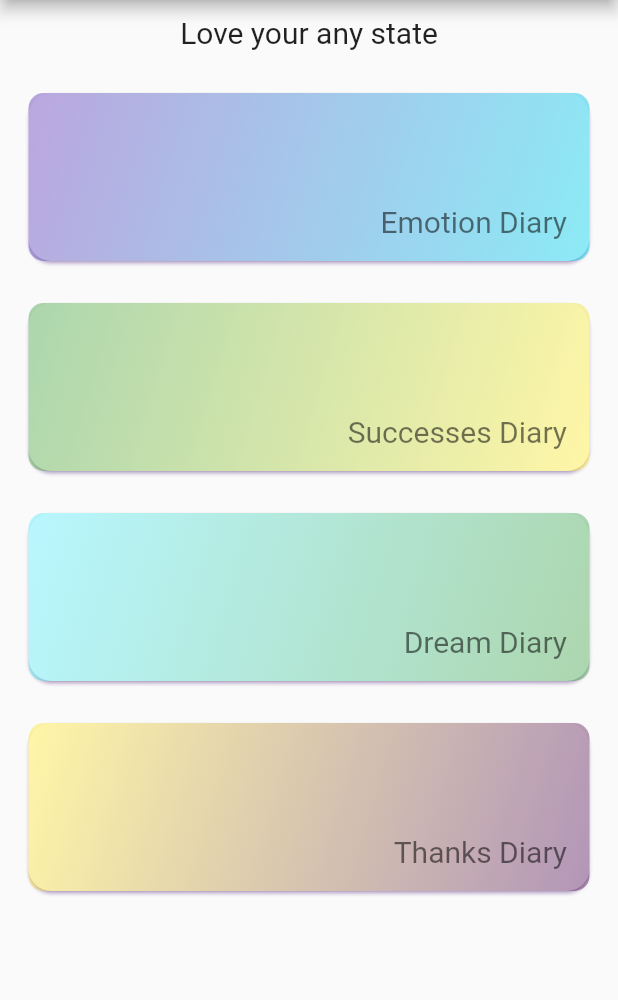
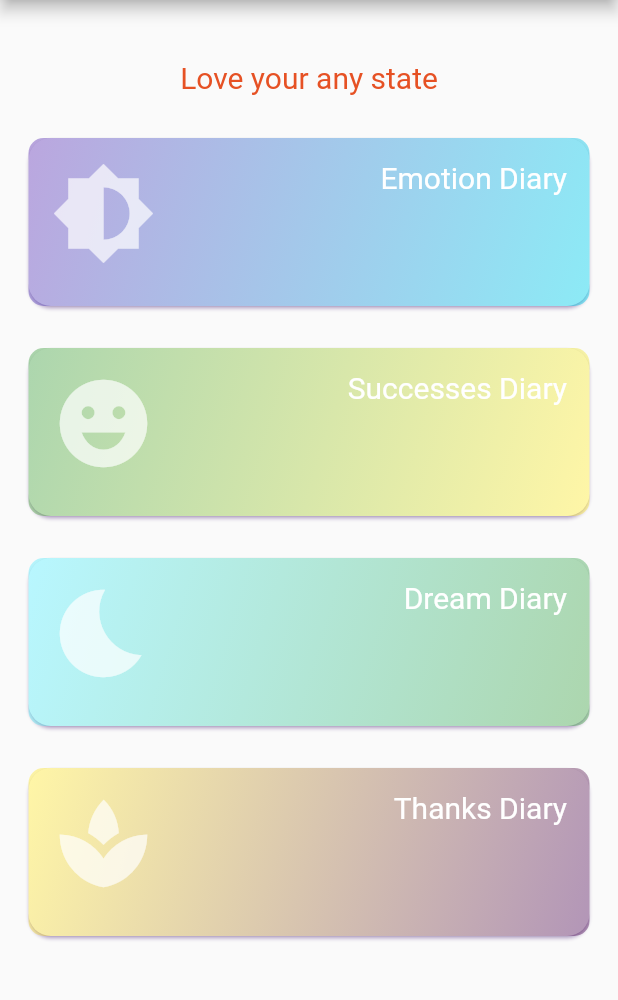
Before and after one commit to npavelko/self-therapy-diaries-v1, a Flutter app: the screen it shows once a user with an empty profile is signed in, on a phone screen of 412 x 824 dp, the part 84-1084 px from its top. Run offline on Flutter 3.47's test engine with Material 2 defaults, Android fonts, the phone set to English and light mode, and no system bars; our stand-ins replace cloud_firestore, email_validator, firebase_auth, firebase_core, fluttertoast, get_it and 2 more; missing offline and left inert: dart:ffi; accounts and stored records are empty.

Commit message:
added user_settings and a few changes into diary_item

```diff
--- a/lib/main.dart
+++ b/lib/main.dart
@@ -2,6 +2,8 @@ import 'package:flutter/material.dart';
 import 'package:get_it/get_it.dart';
 import 'package:firebase_core/firebase_core.dart';
 import 'package:firebase_auth/firebase_auth.dart';
+import 'package:self_therapy_diaries/screens/field_settings_screen.dart';
+import 'package:self_therapy_diaries/screens/user_settings_screen.dart';
 
 import 'screens/diaries_screen.dart';
 import './screens/add_new_entry_screen.dart';
@@ -26,6 +28,7 @@ void main() async {
 
 class MyApp extends StatelessWidget {
   static const Color colorMain = Color.fromRGBO(160, 108, 213, .9);
+  static const Color secondaryColor = Color.fromARGB(255, 230, 81, 36);
 
   @override
   Widget build(BuildContext context) {
@@ -84,6 +87,10 @@ class MyApp extends StatelessWidget {
             AddNewEntrySceeen.routeName: (ctx) => AddNewEntrySceeen(),
             ShowEditEntryScreen.routeName: (ctx) => ShowEditEntryScreen(),
             DiariesScreen.routeName: (ctx) => DiariesScreen(),
+            UserSettingsScreen.routeName: (ctx) => UserSettingsScreen(),
+            FieldSettingsScreen.routeName: (ctx) => FieldSettingsScreen(
+                  data: '',
+                ),
           });
     });
   }
--- a/lib/model/user_of_diaries.dart
+++ b/lib/model/user_of_diaries.dart
@@ -3,4 +3,5 @@
 class UserOfDiaries {
   static String name = '';
   static String lastname = '';
+  static String email = '';
 }
--- a/lib/screens/add_new_entry_screen.dart
+++ b/lib/screens/add_new_entry_screen.dart
@@ -14,6 +14,7 @@ class _AddNewEntrySceeenState extends State<AddNewEntrySceeen> {
   final _date = DateTime.now();
   var _title = '';
   var _entryText = '';
+  String formattedDate = '';
 
   String _formatter(DateTime dateTime) {
     DateFormat dateFormat = DateFormat.yMEd();
@@ -63,7 +64,6 @@ class _AddNewEntrySceeenState extends State<AddNewEntrySceeen> {
                   },
                 ),
                 const Padding(padding: EdgeInsets.only(bottom: 8)),
-                // add CalendarDatePicker(),
                 Text(
                   _formatter(_date),
                   style: const TextStyle(color: Colors.grey),
--- a/lib/screens/auth_screen.dart
+++ b/lib/screens/auth_screen.dart
@@ -32,7 +32,7 @@ class _AuthScreenState extends State<AuthScreen> {
       } else {
         _userId = await GetIt.instance
             .get<FirebaseService>()
-            .createUser(email, password);
+            .createUser(email, password, userName, userLastname);
         await GetIt.instance
             .get<FirebaseService>()
             .setCollectionUser(userName, userLastname, email, _userId);
--- a/lib/screens/diaries_screen.dart
+++ b/lib/screens/diaries_screen.dart
@@ -1,6 +1,7 @@
 import 'package:flutter/material.dart';
 import 'package:get_it/get_it.dart';
 import 'package:self_therapy_diaries/diaries_drawer.dart';
+import 'package:self_therapy_diaries/main.dart';
 import 'package:self_therapy_diaries/model/user_of_diaries.dart';
 import 'package:self_therapy_diaries/service/firebase_service.dart';
 
@@ -15,55 +16,31 @@ class DiariesScreen extends StatefulWidget {
 }
 
 class _DiariesScreenState extends State<DiariesScreen> {
+  String? name = '';
   @override
   void initState() {
     super.initState();
     getUserData();
+    getUserDisplayName();
+  }
+
+  void getUserDisplayName() {
+    name = GetIt.instance.get<FirebaseService>().getUserDisplayName();
   }
 
   void getUserData() async {
-    await GetIt.instance.get<FirebaseService>().getUserNameAndLastname();
-    setState(() {});
+    GetIt.instance.get<FirebaseService>().getUserAccountData();
+    //setState(() {});
   }
 
   @override
   Widget build(BuildContext context) {
     return Scaffold(
       drawer: DiariesDrawer(
-        UserOfDiaries.name + ' ' + UserOfDiaries.lastname,
+        name,
+        // UserOfDiaries.name + ' ' + UserOfDiaries.lastname,
       ),
       appBar: AppBar(
-        /*  actions: [
-          DropdownButton(
-            icon: Icon(
-              Icons.more_vert,
-              color: Theme.of(context).primaryIconTheme.color,
-            ),
-            items: [
-              DropdownMenuItem(
-                child: Row(
-                  children: [
-                    Icon(
-                      Icons.exit_to_app,
-                      color: Theme.of(context).primaryColor,
-                    ),
-                    const SizedBox(width: 6),
-                    Text(
-                      'Logout',
-                      style: TextStyle(color: Theme.of(context).primaryColor),
-                    ),
-                  ],
-                ),
-                value: 'logout',
-              ),
-            ],
-            onChanged: (itemIdentifier) {
-              if (itemIdentifier == 'logout') {
-                GetIt.instance.get<FirebaseService>().singOut();
-              }
-            },
-          ),
-        ], */
         title: const Text(
           'Therapy Diaries',
           style: TextStyle(color: Colors.white),
@@ -71,6 +48,7 @@ class _DiariesScreenState extends State<DiariesScreen> {
       ),
       body: Column(
         children: [
+          const SizedBox(height: 30),
           Container(
             padding: const EdgeInsets.all(10),
             child: const Center(
@@ -78,6 +56,7 @@ class _DiariesScreenState extends State<DiariesScreen> {
                 'Love your any state',
                 style: TextStyle(
                   fontSize: 20,
+                  color: MyApp.secondaryColor,
                 ),
               ),
             ),
@@ -90,6 +69,7 @@ class _DiariesScreenState extends State<DiariesScreen> {
                         diary.id,
                         diary.title,
                         diary.linearGradient,
+                        diary.icon,
                       ))
                   .toList(),
               gridDelegate: const SliverGridDelegateWithMaxCrossAxisExtent(
--- a/lib/screens/entries_list_screen.dart
+++ b/lib/screens/entries_list_screen.dart
@@ -3,6 +3,7 @@ import 'package:get_it/get_it.dart';
 import 'package:fluttertoast/fluttertoast.dart';
 
 import 'package:self_therapy_diaries/diaries_drawer.dart';
+import 'package:self_therapy_diaries/main.dart';
 import 'package:self_therapy_diaries/model/user_of_diaries.dart';
 import 'package:self_therapy_diaries/screens/add_new_entry_screen.dart';
 import 'package:self_therapy_diaries/service/firebase_service.dart';
@@ -19,7 +20,7 @@ class _EntriesListScreenState extends State<EntriesListScreen> {
   void _addNewEnrty(
     BuildContext ctx,
     String selectedDiaryId,
-    selectedDiaryTitle,
+    String selectedDiaryTitle,
   ) {
     Navigator.pushNamed(ctx, AddNewEntrySceeen.routeName, arguments: {
       'id': selectedDiaryId,
@@ -34,7 +35,7 @@ class _EntriesListScreenState extends State<EntriesListScreen> {
         msg: "Deleted", // message
         toastLength: Toast.LENGTH_SHORT, // length
         gravity: ToastGravity.BOTTOM,
-        backgroundColor: Colors.deepOrange, // location
+        backgroundColor: MyApp.secondaryColor, // location
       );
     });
   }
--- a/lib/widgets/diary_item.dart
+++ b/lib/widgets/diary_item.dart
@@ -6,8 +6,9 @@ class DiaryItem extends StatelessWidget {
   final String diaryId;
   final String diaryTitle;
   final LinearGradient diaryGradient;
+  final IconData iconData;
 
-  DiaryItem(this.diaryId, this.diaryTitle, this.diaryGradient);
+  DiaryItem(this.diaryId, this.diaryTitle, this.diaryGradient, this.iconData);
 
   void selectedDiary(BuildContext ctx) {
     Navigator.of(ctx).pushNamed(EntriesListScreen.routeName,
@@ -19,19 +20,27 @@ class DiaryItem extends StatelessWidget {
     return InkWell(
       onTap: () => selectedDiary(context),
       child: Card(
-        shadowColor: MyApp.colorMain,
+        shadowColor: MyApp.colorMain, //?
         //elevation: 15,
         shape: RoundedRectangleBorder(
           borderRadius: BorderRadius.circular(15),
         ),
         child: Container(
           child: Row(
-            mainAxisAlignment: MainAxisAlignment.end,
+            mainAxisAlignment: MainAxisAlignment.spaceBetween,
             crossAxisAlignment: CrossAxisAlignment.end,
+            verticalDirection: VerticalDirection.up,
             children: [
+              IconTheme(
+                data: const IconThemeData(
+                  color: Colors.white70,
+                  size: 70,
+                ),
+                child: Icon(iconData),
+              ),
               Text(
                 diaryTitle,
-                style: const TextStyle(color: Colors.black54, fontSize: 20),
+                style: const TextStyle(color: Colors.white, fontSize: 20),
               ),
             ],
           ),
--- a/lib/widgets/entry_item.dart
+++ b/lib/widgets/entry_item.dart
@@ -1,7 +1,5 @@
 import 'package:flutter/material.dart';
-import 'package:get_it/get_it.dart';
 import 'package:self_therapy_diaries/screens/show_edit_entry_screen.dart';
-import 'package:self_therapy_diaries/service/firebase_service.dart';
 
 class EntryItem extends StatelessWidget {
   final Function functionDelete;
@@ -28,8 +26,8 @@ class EntryItem extends StatelessWidget {
       //key: ValueKey(_idNote),
       onTap: () => Navigator.pushNamed(context, ShowEditEntryScreen.routeName,
           arguments: {
-            'index': _index.toString(),
-            'titleNote': _noteTitle,
+            'index': _index.toString(), //?
+            'titleNote': _noteTitle, //rename entryTitle
             'idNote': _idNote,
             'diaryTitle': _diaryTitle,
           }),
--- a/pubspec.yaml
+++ b/pubspec.yaml
@@ -42,7 +42,8 @@ dependencies:
   intl: ^0.17.0
   fluttertoast: ^8.0.9
   get_it: ^7.2.0
-
+  babstrap_settings_screen: ^0.1.3
+  settings_ui: ^2.0.2
 
 dev_dependencies:
   flutter_test:
```
Also changed, not shown: lib/diaries_drawer.dart (+37 -6 lines), lib/screens/field_settings_screen.dart (added, +99 -0 lines), lib/screens/user_settings_screen.dart (added, +80 -0 lines), lib/service/firebase_service.dart (+42 -15 lines), pubspec.lock.
